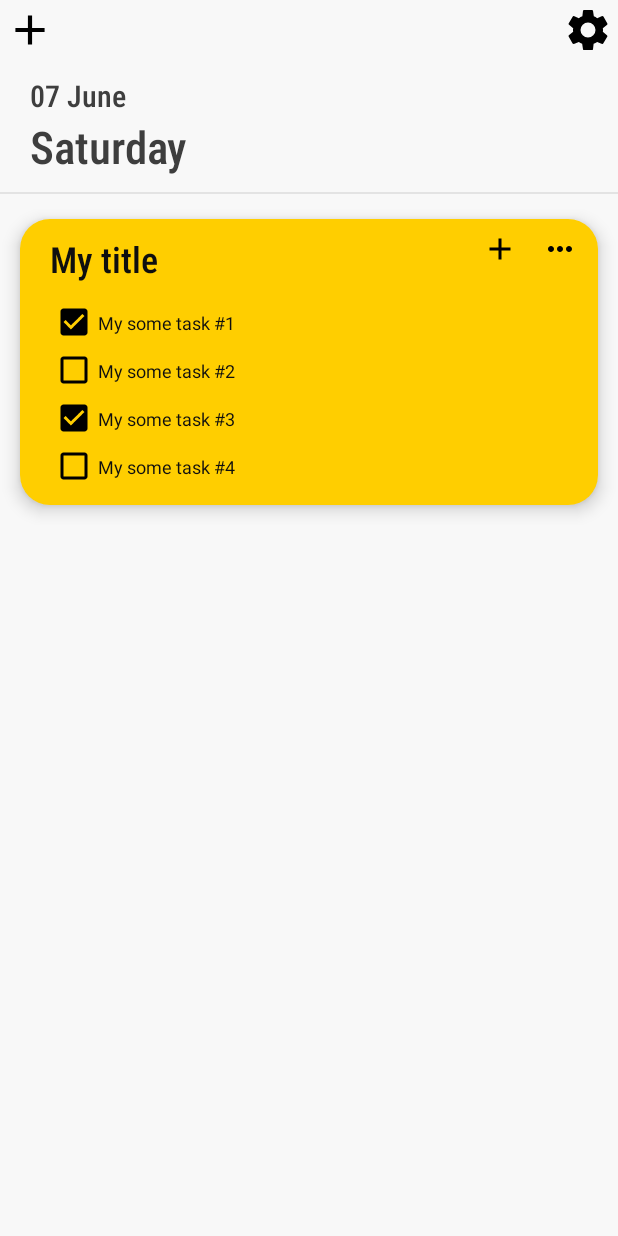
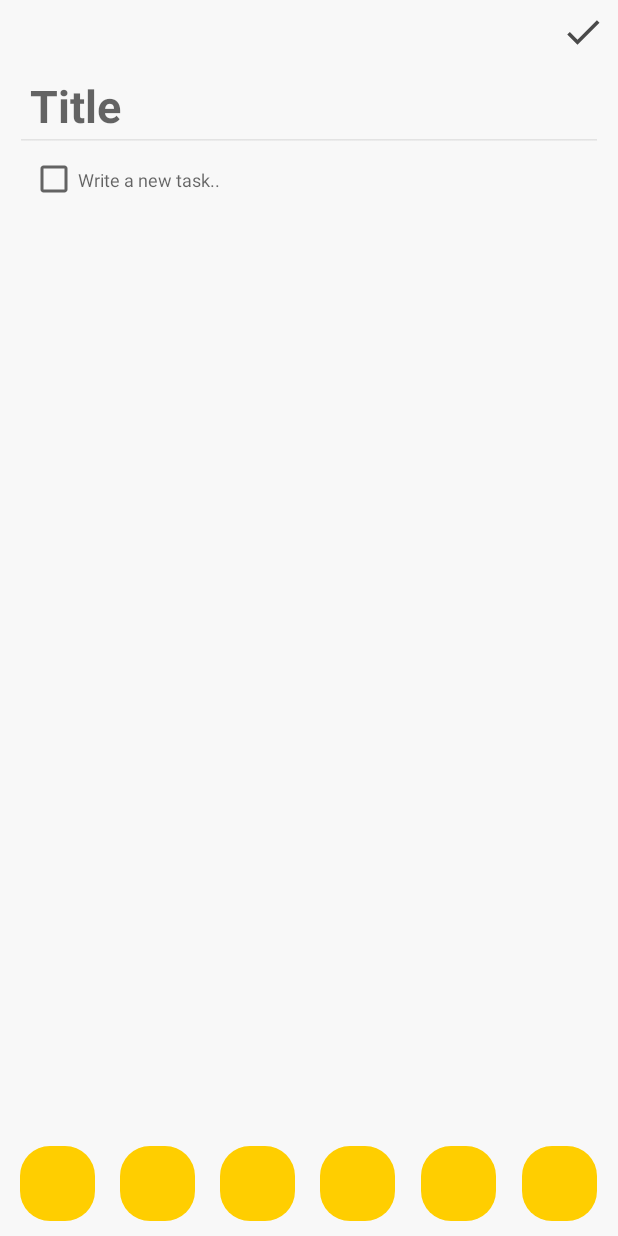
Before and after one commit to chervonyi/memo-android, an Android app: the screen it shows after launch (ListActivity before the commit, CardActivity after it), on a phone screen of 412 x 824 dp. Run offline under Robolectric (Android 15) with nearby library versions, the phone set to English and light mode, and no system bars.

Commit message:
Add view of Card activity

```diff
--- a/app/build.gradle
+++ b/app/build.gradle
@@ -24,10 +24,11 @@ android {
 
 dependencies {
     implementation fileTree(dir: 'libs', include: ['*.jar'])
-    implementation"org.jetbrains.kotlin:kotlin-stdlib-jdk7:$kotlin_version"
+    implementation "org.jetbrains.kotlin:kotlin-stdlib-jdk7:$kotlin_version"
     implementation 'com.android.support:appcompat-v7:28.0.0'
     implementation 'com.android.support.constraint:constraint-layout:1.1.3'
     testImplementation 'junit:junit:4.12'
     androidTestImplementation 'com.android.support.test:runner:1.0.2'
     androidTestImplementation 'com.android.support.test.espresso:espresso-core:3.0.2'
+    implementation 'com.android.support:gridlayout-v7:28.0.0'
 }
--- a/app/src/main/AndroidManifest.xml
+++ b/app/src/main/AndroidManifest.xml
@@ -11,12 +11,15 @@
         android:supportsRtl="true"
         android:theme="@style/AppTheme"
         tools:ignore="GoogleAppIndexingWarning">
+        <activity android:name=".activities.CardActivity">
+            <intent-filter>
+                <action android:name="android.intent.action.MAIN" />
+
+                <category android:name="android.intent.category.LAUNCHER" />
+            </intent-filter>
+        </activity>
         <activity android:name=".activities.ListActivity">
-            <intent-filter>
-                <action android:name="android.intent.action.MAIN"/>
 
-                <category android:name="android.intent.category.LAUNCHER"/>
-            </intent-filter>
         </activity>
     </application>
 
--- /dev/null
+++ b/app/src/main/java/chrapps/memo/activities/CardActivity.kt
@@ -0,0 +1,71 @@
+package chrapps.memo.activities
+
+import android.annotation.SuppressLint
+import android.graphics.Color
+import android.support.v7.app.AppCompatActivity
+import android.os.Bundle
+import android.text.InputType
+import android.view.inputmethod.EditorInfo
+import android.widget.CheckBox
+import android.widget.EditText
+import android.widget.LinearLayout
+import android.widget.TextView
+import chrapps.memo.R
+import chrapps.memo.views.TaskEditView
+import android.content.Context.INPUT_METHOD_SERVICE
+import android.support.v4.content.ContextCompat.getSystemService
+import android.content.Context
+import android.view.ViewGroup
+import android.view.inputmethod.InputMethodManager
+
+
+class CardActivity : AppCompatActivity() {
+
+    // UI
+    private lateinit var tasksContainer: LinearLayout
+    private lateinit var titleView: TextView
+    private lateinit var dummyElement: LinearLayout
+
+    override fun onCreate(savedInstanceState: Bundle?) {
+        super.onCreate(savedInstanceState)
+        setContentView(R.layout.activity_card)
+
+        tasksContainer = findViewById(R.id.tasks_container)
+        titleView = findViewById(R.id.title_edit_view)
+        dummyElement = findViewById(R.id.dummy_id)
+
+
+        titleView.setOnEditorActionListener { textView, actionId, keyEvent ->
+            if (actionId == EditorInfo.IME_ACTION_DONE) {
+                removeFocus()
+            }
+            false
+        }
+
+        appendTask()
+    }
+
+    @SuppressLint("ResourceAsColor")
+    fun appendTask() {
+
+        val row = LinearLayout(this)
+        row.orientation = LinearLayout.HORIZONTAL
+
+        val editView = TaskEditView(this)
+        editView.requestFocus()
+
+        // Compound row (checkbox + editView)
+        row.addView(CheckBox(this))
+        row.addView(editView)
+
+        // Add row to tasksContainer
+        tasksContainer.addView(row)
+    }
+
+    fun removeFocus() {
+        dummyElement.requestFocus()
+
+        val imm = getSystemService(Context.INPUT_METHOD_SERVICE) as InputMethodManager
+        imm.hideSoftInputFromWindow(titleView.windowToken, 0)
+    }
+}
--- /dev/null
+++ b/app/src/main/java/chrapps/memo/views/TaskEditView.kt
@@ -0,0 +1,40 @@
+package chrapps.memo.views
+
+import android.content.Context
+import android.graphics.Color
+import android.text.InputType
+import android.view.inputmethod.EditorInfo
+import android.widget.EditText
+import chrapps.memo.activities.CardActivity
+
+
+class TaskEditView(context: Context?) : EditText(context) {
+
+    private val mContext = context
+
+    init {
+        render()
+    }
+
+    private fun render() {
+        hint = "Write a new task.."
+        setBackgroundColor(Color.TRANSPARENT)
+        imeOptions = EditorInfo.IME_ACTION_DONE
+        inputType = InputType.TYPE_TEXT_FLAG_CAP_SENTENCES
+        textSize = 8 * resources.displayMetrics.scaledDensity
+
+
+        setOnEditorActionListener { textView, actionId, keyEvent ->
+            if (actionId == EditorInfo.IME_ACTION_DONE) {
+
+                if (length() > 0) {
+                    (mContext as CardActivity).appendTask()
+                } else {
+                    (mContext as CardActivity).removeFocus()
+                }
+            }
+            false
+        }
+    }
+
+}
--- /dev/null
+++ b/app/src/main/res/drawable/ic_check_black.xml
@@ -0,0 +1,9 @@
+<vector xmlns:android="http://schemas.android.com/apk/res/android"
+        android:width="24dp"
+        android:height="24dp"
+        android:viewportWidth="24.0"
+        android:viewportHeight="24.0">
+    <path
+        android:fillColor="#FF000000"
+        android:pathData="M9,16.17L4.83,12l-1.42,1.41L9,19 21,7l-1.41,-1.41z"/>
+</vector>
--- /dev/null
+++ b/app/src/main/res/layout/activity_card.xml
@@ -0,0 +1,161 @@
+<?xml version="1.0" encoding="utf-8"?>
+<android.support.constraint.ConstraintLayout xmlns:android="http://schemas.android.com/apk/res/android"
+    xmlns:app="http://schemas.android.com/apk/res-auto"
+    xmlns:tools="http://schemas.android.com/tools"
+    android:layout_width="match_parent"
+    android:layout_height="match_parent"
+    tools:context=".activities.CardActivity">
+
+    <LinearLayout
+        android:layout_width="match_parent"
+        android:layout_height="match_parent"
+        android:background="@color/background"
+        android:orientation="vertical">
+
+        <LinearLayout
+            android:id="@+id/dummy_id"
+            android:orientation="vertical"
+            android:layout_width="0px"
+            android:layout_height="0px"
+            android:focusable="true"
+            android:focusableInTouchMode="true" />
+
+        <RelativeLayout
+            android:layout_width="match_parent"
+            android:layout_height="@dimen/header_size">
+
+            <ImageButton
+                android:layout_width="@dimen/icon_size"
+                android:layout_height="@dimen/icon_size"
+                android:layout_alignParentEnd="true"
+                android:layout_marginTop="2dp"
+                android:layout_marginEnd="3dp"
+                android:padding="5dp"
+                android:alpha="0.7"
+                android:scaleType="centerCrop"
+                android:src="@drawable/ic_check_black"
+                android:background="@null"/>
+        </RelativeLayout>
+
+        <EditText
+            android:id="@+id/title_edit_view"
+            android:layout_width="match_parent"
+            android:layout_height="wrap_content"
+            android:layout_marginStart="10dp"
+            android:layout_marginEnd="10dp"
+            android:paddingStart="10dp"
+            android:textSize="30sp"
+            android:backgroundTint="@color/border_color"
+            android:hint="@string/hint_title"
+            android:textStyle="bold"
+            android:lines="1"
+            android:inputType="textCapSentences"
+            android:imeOptions="actionDone"/>
+
+
+        <ScrollView
+            android:layout_width="match_parent"
+            android:layout_height="0dp"
+            android:layout_weight="1"
+            android:scrollbars="none">
+
+            <LinearLayout
+                android:id="@+id/tasks_container"
+                android:layout_width="match_parent"
+                android:layout_height="wrap_content"
+                android:paddingStart="20dp"
+                android:orientation="vertical"
+                tools:ignore="RtlSymmetry" />
+        </ScrollView>
+
+        <LinearLayout
+            android:layout_width="match_parent"
+            android:layout_height="70dp"
+            android:gravity="center"
+            android:paddingStart="5dp"
+            android:paddingEnd="5dp"
+            android:orientation="horizontal">
+
+            <RelativeLayout
+                android:layout_width="0dp"
+                android:layout_height="match_parent"
+                android:gravity="center"
+                android:layout_weight="1">
+
+                <ImageButton
+                    android:layout_width="50dp"
+                    android:layout_height="50dp"
+                    android:foregroundGravity="center"
+                    android:background="@drawable/card_yellow"/>
+            </RelativeLayout>
+
+            <RelativeLayout
+                android:layout_width="0dp"
+                android:layout_height="match_parent"
+                android:gravity="center"
+                android:layout_weight="1">
+
+                <ImageButton
+                    android:layout_width="50dp"
+                    android:layout_height="50dp"
+                    android:foregroundGravity="center"
+                    android:background="@drawable/card_yellow"/>
+            </RelativeLayout>
+
+            <RelativeLayout
+                android:layout_width="0dp"
+                android:layout_height="match_parent"
+                android:gravity="center"
+                android:layout_weight="1">
+
+                <ImageButton
+                    android:layout_width="50dp"
+                    android:layout_height="50dp"
+                    android:foregroundGravity="center"
+                    android:background="@drawable/card_yellow"/>
+            </RelativeLayout>
+
+            <RelativeLayout
+                android:layout_width="0dp"
+                android:layout_height="match_parent"
+                android:gravity="center"
+                android:layout_weight="1">
+
+                <ImageButton
+                    android:layout_width="50dp"
+                    android:layout_height="50dp"
+                    android:foregroundGravity="center"
+                    android:background="@drawable/card_yellow"/>
+            </RelativeLayout>
+
+            <RelativeLayout
+                android:layout_width="0dp"
+                android:layout_height="match_parent"
+                android:gravity="center"
+                android:layout_weight="1">
+
+                <ImageButton
+                    android:layout_width="50dp"
+                    android:layout_height="50dp"
+                    android:foregroundGravity="center"
+                    android:background="@drawable/card_yellow"/>
+            </RelativeLayout>
+
+            <RelativeLayout
+                android:layout_width="0dp"
+                android:layout_height="match_parent"
+                android:gravity="center"
+                android:layout_weight="1">
+
+                <ImageButton
+                    android:layout_width="50dp"
+                    android:layout_height="50dp"
+                    android:foregroundGravity="center"
+                    android:background="@drawable/card_yellow"/>
+            </RelativeLayout>
+
+
+        </LinearLayout>
+    </LinearLayout>
+
+</android.support.constraint.ConstraintLayout>
--- a/app/src/main/res/values/strings.xml
+++ b/app/src/main/res/values/strings.xml
@@ -1,4 +1,7 @@
 <resources>
     <string name="app_name">Memo</string>
     <string name="empty_box_label">You do not have any tasks.</string>
+    <string name="create_new_card_header">Create a new card</string>
+    <string name="edit_card_header">Edit card</string>
+    <string name="hint_title">Title</string>
 </resources>
```
Lines whose indentation alone changed are shown as unchanged.
